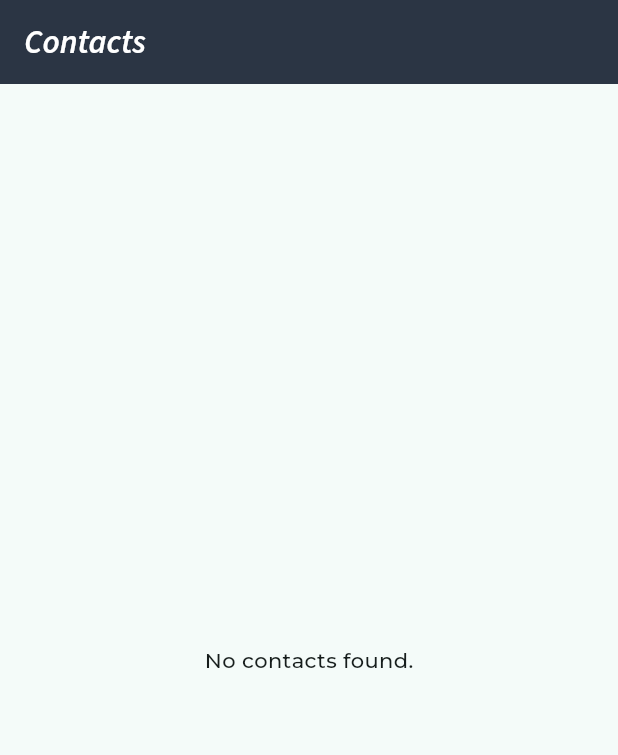
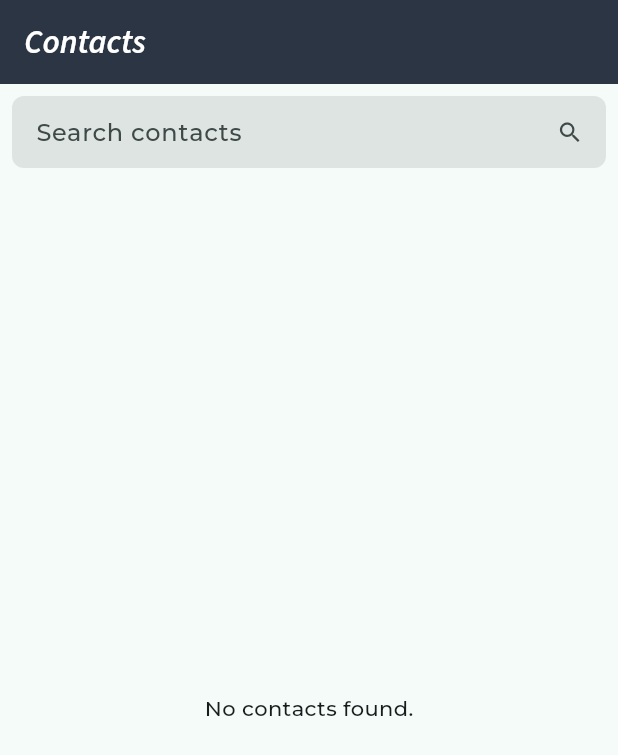
Before and after one commit to betulcalik/secure-call, a Flutter app: the screen it shows after launch, on a phone screen of 412 x 824 dp. Shown: the top 755 px of the screen. Run offline on Flutter 3.47's test engine with Material 3 defaults, Android fonts, the phone set to English and light mode, and no system bars; our stand-ins replace flutter_bloc, flutter_contacts; project files that could hold a hidden picture were left out.

Commit message:
added search bar

```diff
--- a/lib/features/contacts/widgets/contacts_screen.dart
+++ b/lib/features/contacts/widgets/contacts_screen.dart
@@ -22,7 +22,25 @@ class ContactsScreen extends StatelessWidget {
         ),
         backgroundColor: CustomColors.secondaryColor,
       ),
-      body: BlocBuilder<ContactsBloc, ContactsState>(
+      body: Column(
+        children: [
+          Padding(
+            padding: const EdgeInsets.all(8.0),
+            child: TextField(
+              decoration: InputDecoration(
+                filled: true,
+                border: OutlineInputBorder(
+                  borderRadius: BorderRadius.circular(8.0),
+                  borderSide: BorderSide.none,
+                ),
+                hintText: "Search contacts",
+                suffixIcon: Icon(Icons.search),
+                isDense: true, // decrease height of textfield
+              ),
+            ),
+          ),
+          Expanded(
+            child: BlocBuilder<ContactsBloc, ContactsState>(
               builder: (context, state) {
                 if (state is LoadingContacts) {
                   return const Center(
@@ -36,7 +54,8 @@ class ContactsScreen extends StatelessWidget {
                   } else {
                     return ListView.builder(
                       itemCount: state.contacts.length,
-                itemBuilder: (context, index) => ContactCard(contact: state.contacts[index]),
+                      itemBuilder: (context, index) =>
+                          ContactCard(contact: state.contacts[index]),
                     );
                   }
                 } else {
@@ -44,6 +63,9 @@ class ContactsScreen extends StatelessWidget {
                 }
               },
             ),
+          ),
+        ],
+      ),
     );
   }
 }
```
Lines whose indentation alone changed are shown as unchanged.
